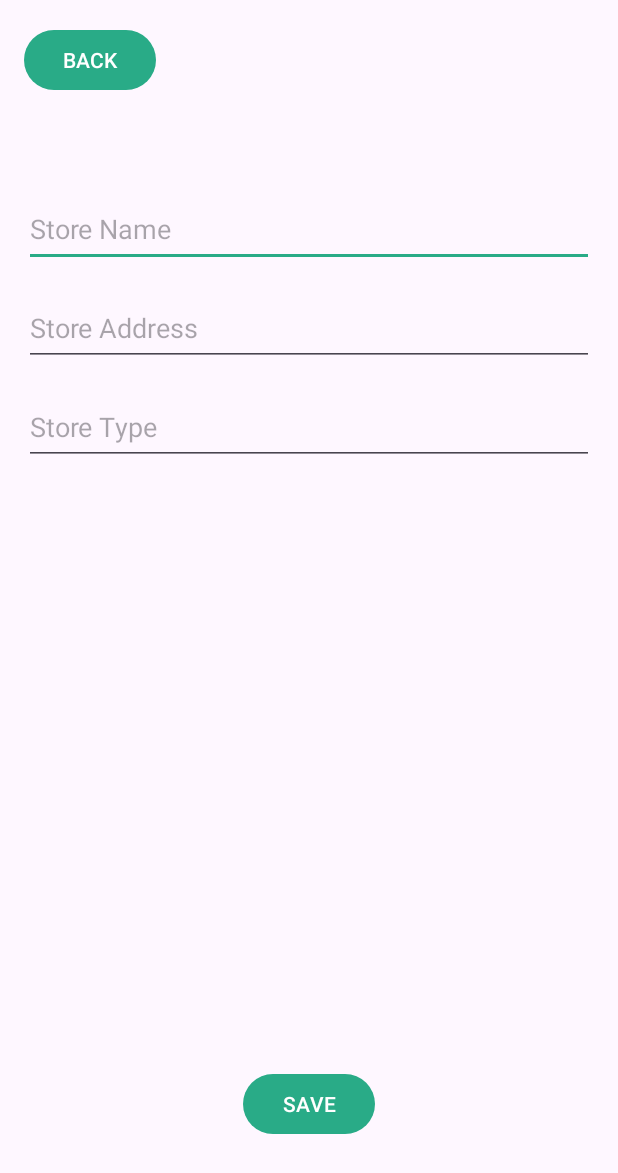
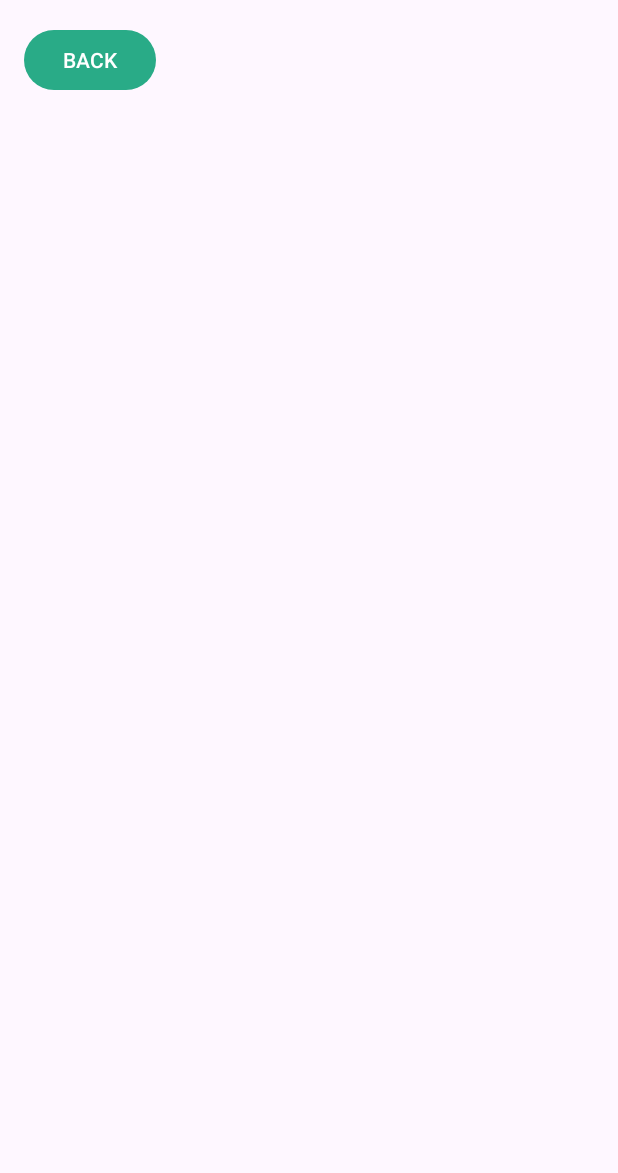
Before and after one commit to JUNKJACKZACK/android-expense-tracker-app, an Android app: the SettingsActivity screen opened directly, with no data from a screen before it, on a phone screen of 412 x 824 dp. Shown: the top 1173 px of the screen. Run offline under Robolectric (Android 15) with nearby library versions, the phone set to English and light mode, and no system bars.

```diff
--- a/app/src/main/java/com/example/expensetracker/SettingsActivity.java
+++ b/app/src/main/java/com/example/expensetracker/SettingsActivity.java
@@ -22,11 +22,6 @@ public class SettingsActivity extends AppCompatActivity {
         super.onCreate(savedInstanceState);
         setContentView(R.layout.activity_settings);
 
-        nameEditText = findViewById(R.id.storeNameEditText);
-        addressEditText = findViewById(R.id.storeAddressEditText);
-        typeEditText = findViewById(R.id.storeTypeEditText);
-        Button saveButton = findViewById(R.id.saveBtn);
-
         dbHelper = new StoreDatabaseHelper(this);
 
         Button backBtn = findViewById(R.id.backBtn);
@@ -36,27 +31,24 @@ public class SettingsActivity extends AppCompatActivity {
                 finish();
             }
         });
-
-        saveButton.setOnClickListener(view -> saveFormDataToDatabase());
     }
-
-    private void saveFormDataToDatabase() {
-        String name = nameEditText.getText().toString();
-        String address = addressEditText.getText().toString();
-        String type = typeEditText.getText().toString();
-
-        SQLiteDatabase db = dbHelper.getWritableDatabase();
-        ContentValues values = new ContentValues();
-        values.put(StoreDatabaseHelper.COLUMN_NAME, name);
-        values.put(StoreDatabaseHelper.COLUMN_ADDRESS, address);
-        values.put(StoreDatabaseHelper.COLUMN_TYPE, type);
-
-        long newRowId = db.insert(StoreDatabaseHelper.TABLE_NAME, null, values);
-
-        if (newRowId != -1) {
-            Toast.makeText(SettingsActivity.this, "Data saved successfully", Toast.LENGTH_SHORT).show();
-        } else {
-            Toast.makeText(SettingsActivity.this, "Error saving data", Toast.LENGTH_SHORT).show();
-        }
-    }
+//    private void saveFormDataToDatabase() {
+//        String name = nameEditText.getText().toString();
+//        String address = addressEditText.getText().toString();
+//        String type = typeEditText.getText().toString();
+//
+//        SQLiteDatabase db = dbHelper.getWritableDatabase();
+//        ContentValues values = new ContentValues();
+//        values.put(StoreDatabaseHelper.COLUMN_NAME, name);
+//        values.put(StoreDatabaseHelper.COLUMN_ADDRESS, address);
+//        values.put(StoreDatabaseHelper.COLUMN_TYPE, type);
+//
+//        long newRowId = db.insert(StoreDatabaseHelper.TABLE_NAME, null, values);
+//
+//        if (newRowId != -1) {
+//            Toast.makeText(SettingsActivity.this, "Data saved successfully", Toast.LENGTH_SHORT).show();
+//        } else {
+//            Toast.makeText(SettingsActivity.this, "Error saving data", Toast.LENGTH_SHORT).show();
+//        }
+//    }
 }
--- a/app/src/main/java/com/example/expensetracker/ViewStores.java
+++ b/app/src/main/java/com/example/expensetracker/ViewStores.java
@@ -1,6 +1,8 @@
 package com.example.expensetracker;
 
+import android.content.Intent;
 import android.os.Bundle;
+import android.view.View;
 
 import androidx.appcompat.app.AppCompatActivity;
 import androidx.recyclerview.widget.LinearLayoutManager;
@@ -18,6 +20,7 @@ public class ViewStores extends AppCompatActivity {
     private StoreDatabaseHelper dbHandler;
     private StoreRVAdapter storeRVAdapter;
     private RecyclerView storesRV;
+
 
     @Override
     protected void onCreate(Bundle savedInstanceState) {
--- /dev/null
+++ b/app/src/main/java/com/example/expensetracker/model/ExpenseModel.java
@@ -0,0 +1,4 @@
+package com.example.expensetracker.model;
+
+public class ExpenseModel {
+}
--- a/app/src/main/res/layout/activity_settings.xml
+++ b/app/src/main/res/layout/activity_settings.xml
@@ -16,60 +16,4 @@
         android:layout_marginStart="16dp"
         android:layout_marginTop="16dp" />
 
-    <EditText
-        android:id="@+id/storeNameEditText"
-        android:layout_width="0dp"
-        android:layout_height="50dp"
-        android:layout_marginStart="16dp"
-        android:layout_marginTop="128dp"
-        android:layout_marginEnd="16dp"
-        android:autofillHints="Store Name Entry"
-        android:ems="10"
-        android:hint="@string/store_name"
-        android:inputType="text"
-        app:layout_constraintEnd_toEndOf="parent"
-        app:layout_constraintHorizontal_bias="0.0"
-        app:layout_constraintStart_toStartOf="parent"
-        app:layout_constraintTop_toTopOf="parent" />
-
-    <EditText
-        android:id="@+id/storeAddressEditText"
-        android:layout_width="0dp"
-        android:layout_height="50dp"
-        android:ems="10"
-        android:hint="@string/store_address"
-        android:inputType="text"
-        app:layout_constraintEnd_toEndOf="parent"
-        app:layout_constraintStart_toStartOf="parent"
-        app:layout_constraintTop_toBottomOf="@+id/storeNameEditText"
-        android:layout_marginTop="16dp"
-        android:layout_marginStart="16dp"
-        android:layout_marginEnd="16dp"
-        android:autofillHints="Store Address Entry" />
-
-    <EditText
-        android:id="@+id/storeTypeEditText"
-        android:layout_width="0dp"
-        android:layout_height="50dp"
-        android:ems="10"
-        android:hint="@string/store_type"
-        android:inputType="text"
-        app:layout_constraintEnd_toEndOf="parent"
-        app:layout_constraintStart_toStartOf="parent"
-        app:layout_constraintTop_toBottomOf="@+id/storeAddressEditText"
-        android:layout_marginTop="16dp"
-        android:layout_marginStart="16dp"
-        android:layout_marginEnd="16dp"
-        android:autofillHints="Store Type Entry" />
-
-    <Button
-        android:id="@+id/saveBtn"
-        android:layout_width="wrap_content"
-        android:layout_height="wrap_content"
-        android:text="@string/save"
-        app:layout_constraintBottom_toBottomOf="parent"
-        app:layout_constraintEnd_toEndOf="parent"
-        app:layout_constraintStart_toStartOf="parent"
-        android:layout_marginBottom="64dp" />
-
 </androidx.constraintlayout.widget.ConstraintLayout>
--- a/app/src/main/res/layout/add_expense.xml
+++ b/app/src/main/res/layout/add_expense.xml
@@ -95,7 +95,7 @@
         app:layout_constraintTop_toBottomOf="@+id/autoCompleteTextView" />
 
     <Spinner
-        android:id="@+id/categorySelection"
+        android:id="@+id/storeSpinner"
         android:layout_width="210dp"
         android:layout_height="34dp"
         app:layout_constraintEnd_toEndOf="parent"
--- a/app/src/main/res/values/strings.xml
+++ b/app/src/main/res/values/strings.xml
@@ -14,4 +14,9 @@
     <string name="store_address">Store Address</string>
     <string name="store_type">Store Type</string>
     <string name="store_list">Store List</string>
+    <string name="enter_store_type">Enter Store Type</string>
+    <string name="enter_store_address">Enter Store Address</string>
+    <string name="enter_store_name">Enter Store Name</string>
+    <string name="read_all_stores">Read All Stores</string>
+    <string name="add_store">Add Store</string>
 </resources>
```
Also changed, not shown: app/src/main/AndroidManifest.xml (+8 -1 lines), app/src/main/java/com/example/expensetracker/ExpenseActivity.java (+41 -13 lines), app/src/main/java/com/example/expensetracker/StoreListActivity.java (+9 -1 lines), app/src/main/java/com/example/expensetracker/db/StoreDatabaseHelper.java (+6 -9 lines), app/src/main/res/layout/activity_store_list.xml (+27 -11 lines), app/src/main/res/layout/spinner_dropdown_item.xml (deleted, +0 -8 lines), app/src/main/res/layout/spinner_list.xml (added, +7 -0 lines).
